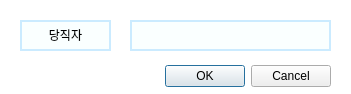
Qt form ui/TodaysChecker.ui (za5321/CheckTool) before a commit.
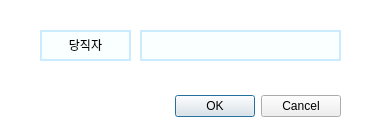
The same form after that commit.

Commit message: Changed ui of InsertSvr and DeleteSvr

The edit to the form file:
```diff
--- a/ui/TodaysChecker.ui
+++ b/ui/TodaysChecker.ui
@@ -6,8 +6,8 @@
    <rect>
     <x>0</x>
     <y>0</y>
-    <width>351</width>
-    <height>94</height>
+    <width>379</width>
+    <height>136</height>
    </rect>
   </property>
   <property name="windowTitle">
@@ -21,8 +21,8 @@
   <widget class="QDialogButtonBox" name="buttonBox">
    <property name="geometry">
     <rect>
-     <x>-10</x>
-     <y>60</y>
+     <x>0</x>
+     <y>90</y>
      <width>341</width>
      <height>32</height>
     </rect>
@@ -53,8 +53,8 @@
   <widget class="QLineEdit" name="lineEdit1">
    <property name="geometry">
     <rect>
-     <x>130</x>
-     <y>20</y>
+     <x>140</x>
+     <y>30</y>
      <width>201</width>
      <height>31</height>
     </rect>
@@ -72,8 +72,8 @@
   <widget class="QTextBrowser" name="textBrowser">
    <property name="geometry">
     <rect>
-     <x>20</x>
-     <y>20</y>
+     <x>40</x>
+     <y>30</y>
      <width>91</width>
      <height>31</height>
     </rect>
```
The commit also changes 5 other files.
